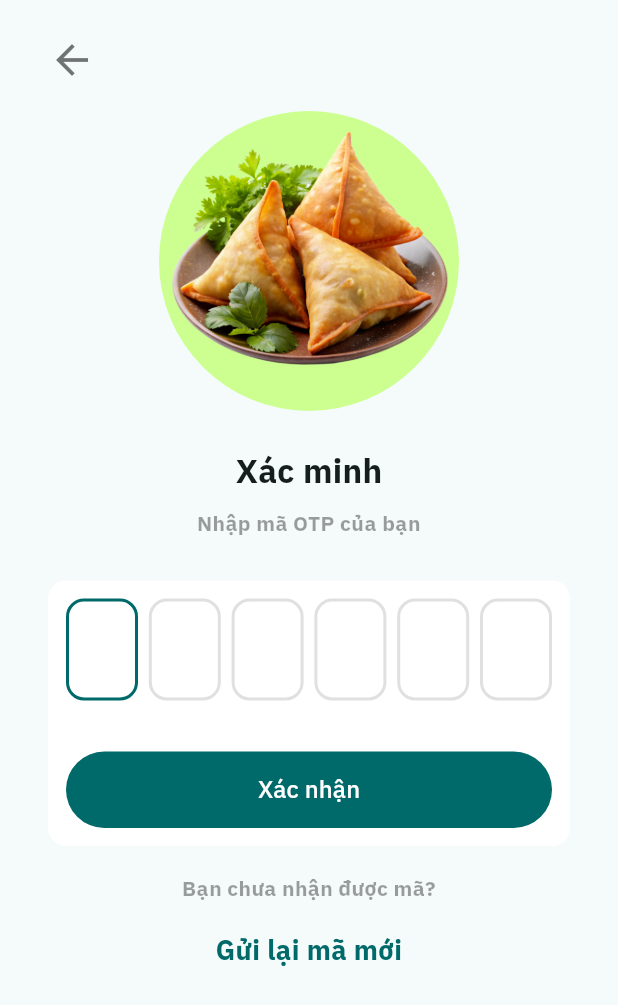
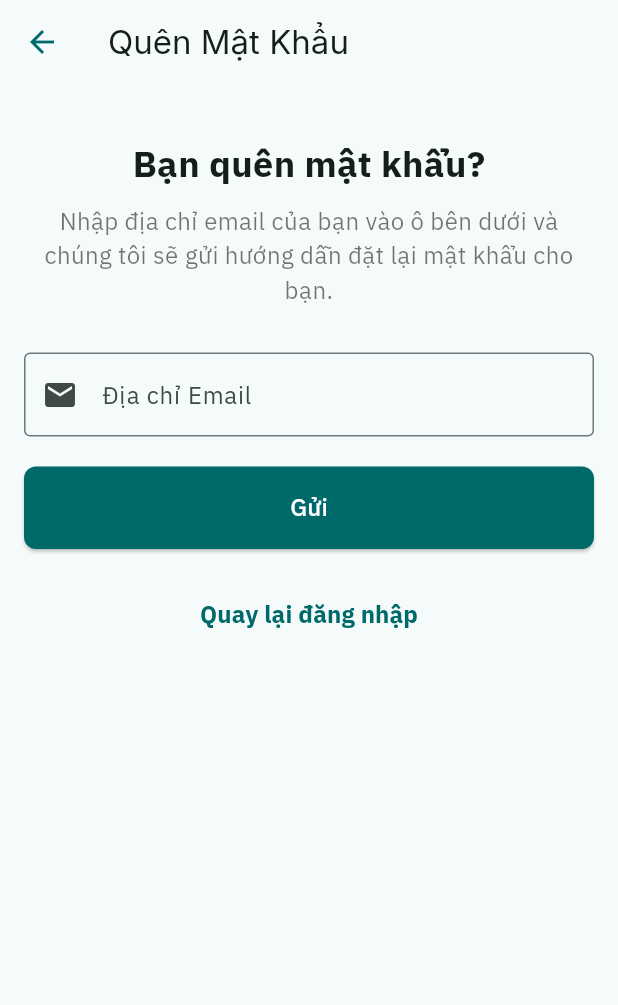
Before and after one commit to nphuonha2101/flutter_foods, a Flutter app: the screen it shows after launch, on a phone screen of 412 x 824 dp. Shown: the top 1005 px of the screen. Run offline on Flutter 3.47's test engine with Material 3 defaults, Android fonts, the phone set to English and light mode, and no system bars; our stand-ins replace flutter_dotenv, flutter_rating_bar, flutter_tabler_icons, flutter_zoom_drawer, google_fonts, image_picker and 3 more; missing offline and left inert: open_street_map_search_and_pick.

Commit message:
implement forgot password screen

```diff
--- a/lib/core/routes/app_routes.dart
+++ b/lib/core/routes/app_routes.dart
@@ -3,9 +3,11 @@ import 'package:flutter_foods/presentation/screens/cart_screen.dart';
 import 'package:flutter_foods/presentation/screens/address_details_screen.dart';
 import 'package:flutter_foods/presentation/screens/choose_address_screen.dart';
 import 'package:flutter_foods/presentation/screens/food_detail_screen.dart';
+import 'package:flutter_foods/presentation/screens/forgot_password_screen.dart';
 import 'package:flutter_foods/presentation/screens/home_screen.dart';
 import 'package:flutter_foods/presentation/screens/login_screen.dart';
 import 'package:flutter_foods/presentation/screens/order_screen.dart';
+import 'package:flutter_foods/presentation/screens/otp_screen.dart';
 import 'package:flutter_foods/presentation/screens/register_screen.dart';
 
 class AppRoutes {
@@ -18,6 +20,7 @@ class AppRoutes {
   static const String addressDetail = '/address-detail';
   static const String foodDetail = '/food-detail';
   static const String checkout = '/checkout';
+  static const String otp = '/otp';
 
   static Route<dynamic> generateRoute(RouteSettings routeSettings) {
     switch (routeSettings.name) {
@@ -58,7 +61,10 @@ class AppRoutes {
         //   ),
         // );
         return MaterialPageRoute(builder: (_) => const CartScreen());
-
+       case forgotPassword:
+        return MaterialPageRoute(builder: (_) => ForgotPasswordScreen());
+       case otp:
+        return MaterialPageRoute(builder: (_) => const OtpScreen());
       default:
         return MaterialPageRoute(
           builder: (_) => Scaffold(
--- a/lib/main.dart
+++ b/lib/main.dart
@@ -4,7 +4,7 @@ import 'package:flutter_foods/core/constants/app.dart';
 import 'package:flutter_foods/core/routes/app_routes.dart';
 import 'package:flutter_foods/core/themes/theme.dart';
 import 'package:flutter_foods/core/utils/util.dart';
-import 'package:flutter_foods/presentation/screens/otp_screen.dart';
+import 'package:flutter_foods/presentation/screens/forgot_password_screen.dart';
 import 'package:flutter_foods/presentation/screens/splash_screen.dart';
 import 'package:flutter_foods/core/provider/app_providers.dart';
 import 'package:provider/provider.dart';
@@ -33,7 +33,7 @@ class MainApp extends StatelessWidget {
         debugShowCheckedModeBanner: false,
         theme: brightness == Brightness.light ? theme.light() : theme.dark(),
         title: AppConstants.appName,
-        home: const Otp(),
+        home: ForgotPasswordScreen(),
         onGenerateRoute: AppRoutes.generateRoute,
       ),
     );
--- /dev/null
+++ b/lib/presentation/screens/forgot_password_screen.dart
@@ -0,0 +1,100 @@
+import 'package:flutter/material.dart';
+import 'package:flutter_foods/core/routes/app_routes.dart';
+
+class ForgotPasswordScreen extends StatelessWidget {
+  ForgotPasswordScreen({super.key});
+
+  final TextEditingController _emailController = TextEditingController();
+
+  @override
+  Widget build(BuildContext context) {
+    return Scaffold(
+      appBar: AppBar(
+        leading: IconButton(
+          icon: Icon(Icons.arrow_back, color: Theme.of(context).primaryColor),
+          onPressed: () {
+            Navigator.pop(context);
+          },
+        ),
+        title: Text('Quên Mật Khẩu'),
+      ),
+      body: Padding(
+        padding: EdgeInsets.all(16.0),
+        child: Column(
+          crossAxisAlignment: CrossAxisAlignment.stretch,
+          children: [
+            SizedBox(height: 20),
+            Text(
+              'Bạn quên mật khẩu?',
+              style: TextStyle(
+                fontSize: 24,
+                fontWeight: FontWeight.bold,
+              ),
+              textAlign: TextAlign.center,
+            ),
+            SizedBox(height: 10),
+            Text(
+              'Nhập địa chỉ email của bạn vào ô bên dưới và chúng tôi sẽ gửi hướng dẫn đặt lại mật khẩu cho bạn.',
+              style: TextStyle(
+                fontSize: 16,
+                color: Colors.black54,
+              ),
+              textAlign: TextAlign.center,
+            ),
+            SizedBox(height: 30),
+            TextField(
+              controller: _emailController,
+              decoration: InputDecoration(
+                labelText: 'Địa chỉ Email',
+                border: OutlineInputBorder(),
+                prefixIcon: Icon(Icons.email),
+              ),
+              keyboardType: TextInputType.emailAddress,
+            ),
+            SizedBox(height: 20),
+            ElevatedButton(
+              onPressed: () {
+                final email = _emailController.text.trim();
+                if (email.isNotEmpty) {
+                  // ScaffoldMessenger.of(context).showSnackBar(
+                  //   SnackBar(content: Text('Email khôi phục mật khẩu đã được gửi!')),
+                  // );
+                  Navigator.pushNamed(context, AppRoutes.otp);
+                } else {
+                  ScaffoldMessenger.of(context).showSnackBar(
+                    SnackBar(content: Text('Vui lòng nhập địa chỉ email hợp lệ')),
+                  );
+                }
+              },
+              style: ElevatedButton.styleFrom(
+                backgroundColor: Theme.of(context).primaryColor,
+                padding: EdgeInsets.symmetric(vertical: 16),
+                shape: RoundedRectangleBorder(
+                  borderRadius: BorderRadius.circular(8),
+                ),
+              ),
+              child: Text(
+                'Gửi',
+                style: TextStyle(fontSize: 16,color: Colors.white),
+              ),
+            ),
+            SizedBox(height: 20),
+            TextButton(
+              onPressed: () {
+                Navigator.pop(context);
+              },
+              child: Text(
+                'Quay lại đăng nhập',
+                style: TextStyle(
+                  color: Theme.of(context).primaryColor,
+                  fontSize: 16,
+                  fontWeight: FontWeight.bold,
+                ),
+              ),
+            ),
+          ],
+        ),
+      ),
+    );
+  }
+}
--- a/lib/presentation/screens/otp_screen.dart
+++ b/lib/presentation/screens/otp_screen.dart
@@ -1,14 +1,14 @@
 import 'package:flutter/material.dart';
 import 'package:flutter_foods/presentation/widgets/textField_otp.dart';
 
-class Otp extends StatefulWidget {
-  const Otp({super.key});
+class OtpScreen extends StatefulWidget {
+  const OtpScreen({super.key});
 
   @override
   _OtpState createState() => _OtpState();
 }
 
-class _OtpState extends State<Otp> {
+class _OtpState extends State<OtpScreen> {
   @override
   Widget build(BuildContext context) {
     return Scaffold(
```
